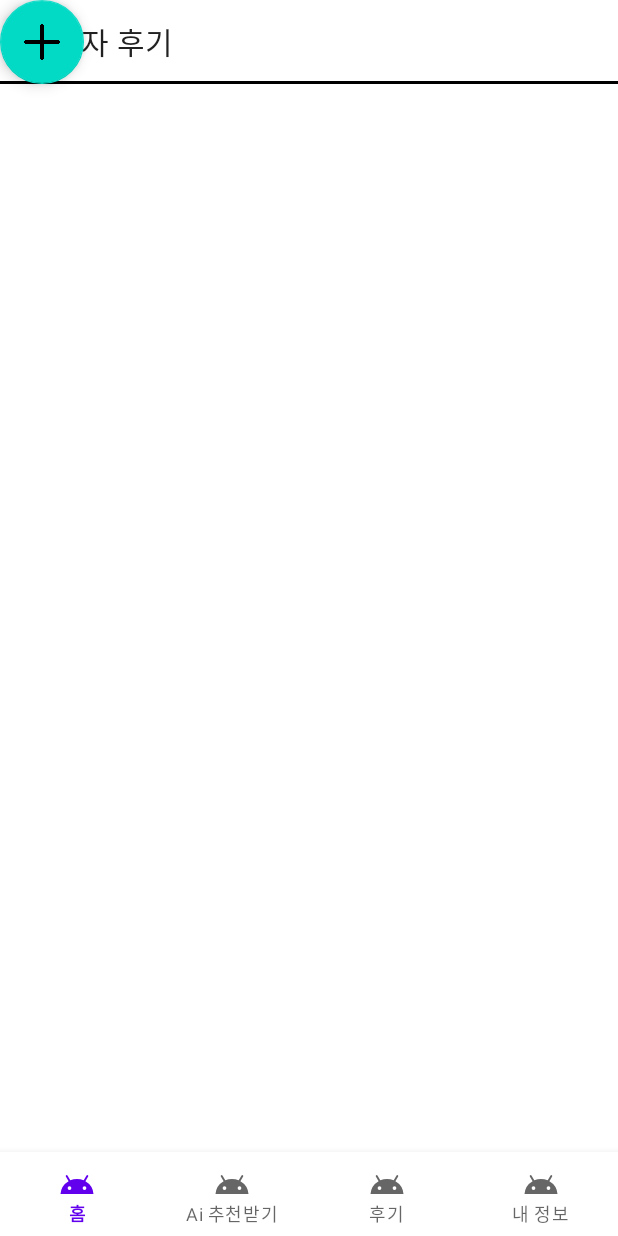
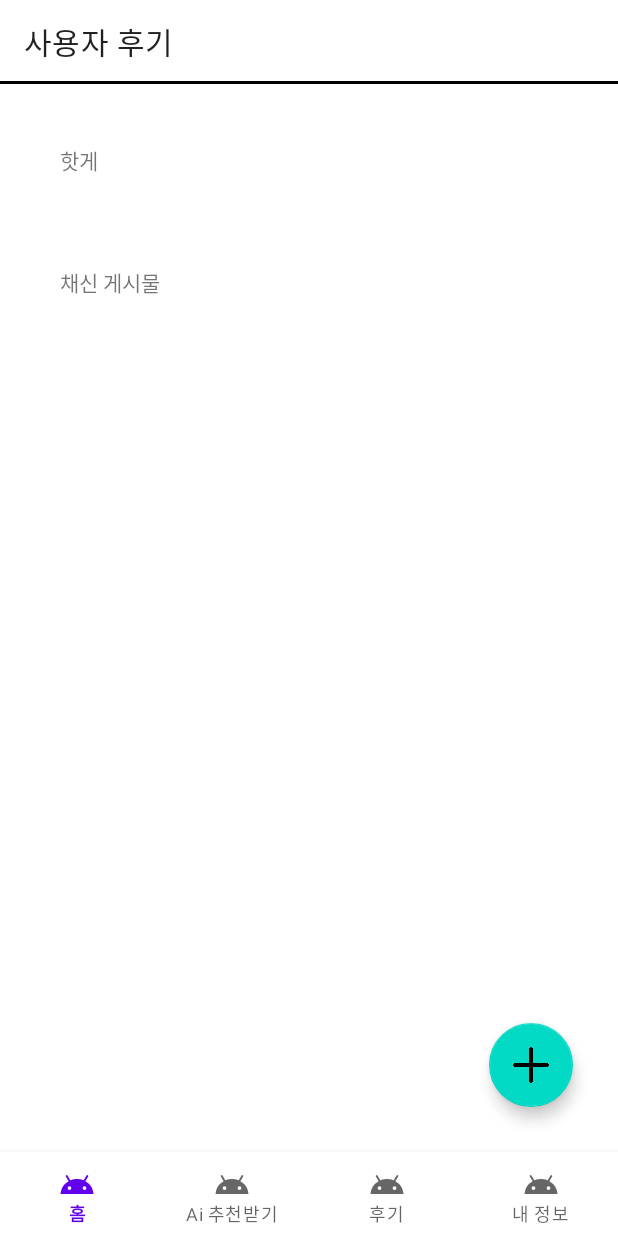
Before and after one commit to EunChanNam/We-Share-Wish-Hair, an Android app: the fragment ReviewFragment placed in its activity, on a phone screen of 412 x 824 dp. Run offline under Robolectric (Android 15) with nearby library versions, the light colour scheme and no system bars.

Commit message:
fragment_5 review wireframe

```diff
--- a/app/src/main/res/layout/fragment_review.xml
+++ b/app/src/main/res/layout/fragment_review.xml
@@ -18,18 +18,55 @@
         android:layout_height="match_parent"
         android:orientation="vertical"
         android:layout_marginTop="?android:attr/actionBarSize">
+        <LinearLayout
+            android:id="@+id/review_linearLayout_hot"
+            android:layout_width="match_parent"
+            android:layout_height="wrap_content"
+            android:layout_margin="40dp"
+            android:orientation="vertical">
+            <TextView
+                android:layout_width="wrap_content"
+                android:layout_height="wrap_content"
+                android:layout_marginBottom="20dp"
+                android:text="핫게"/>
 
+            <androidx.recyclerview.widget.RecyclerView
+                android:id="@+id/review_recyclerView_hot"
+                android:layout_width="match_parent"
+                android:layout_height="wrap_content">
+            </androidx.recyclerview.widget.RecyclerView>
+        </LinearLayout>
 
+        <LinearLayout
+            android:layout_width="match_parent"
+            android:layout_height="wrap_content"
+            android:layout_marginStart="40dp"
+            android:layout_marginEnd="40dp"
+            android:orientation="vertical">
+            <TextView
+                android:id="@+id/review_textView_recent"
+                android:layout_width="wrap_content"
+                android:layout_height="wrap_content"
+                android:layout_marginBottom="20dp"
+                android:text="채신 게시물"/>
 
-
+            <androidx.recyclerview.widget.RecyclerView
+                android:id="@+id/review_recyclerView_recent"
+                android:layout_width="match_parent"
+                android:layout_height="wrap_content">
+            </androidx.recyclerview.widget.RecyclerView>
+        </LinearLayout>
     </LinearLayout>
 
     <com.google.android.material.floatingactionbutton.FloatingActionButton
+        android:id="@+id/review_floatingButton"
         android:layout_width="wrap_content"
         android:layout_height="wrap_content"
-        android:src="@drawable/plus">
+        android:layout_margin="30dp"
+        android:layout_gravity="bottom|right"
+        android:src="@drawable/plus"
+        android:contentDescription="@string/review_plus_button">
 
     </com.google.android.material.floatingactionbutton.FloatingActionButton>
 
-
 </FrameLayout>
--- a/app/src/main/res/values/strings.xml
+++ b/app/src/main/res/values/strings.xml
@@ -2,4 +2,5 @@
     <string name="app_name">WishHair</string>
     <!-- TODO: Remove or change this placeholder text -->
     <string name="hello_blank_fragment">Hello blank fragment</string>
+    <string name="review_plus_button">review_plus_button</string>
 </resources>
```
